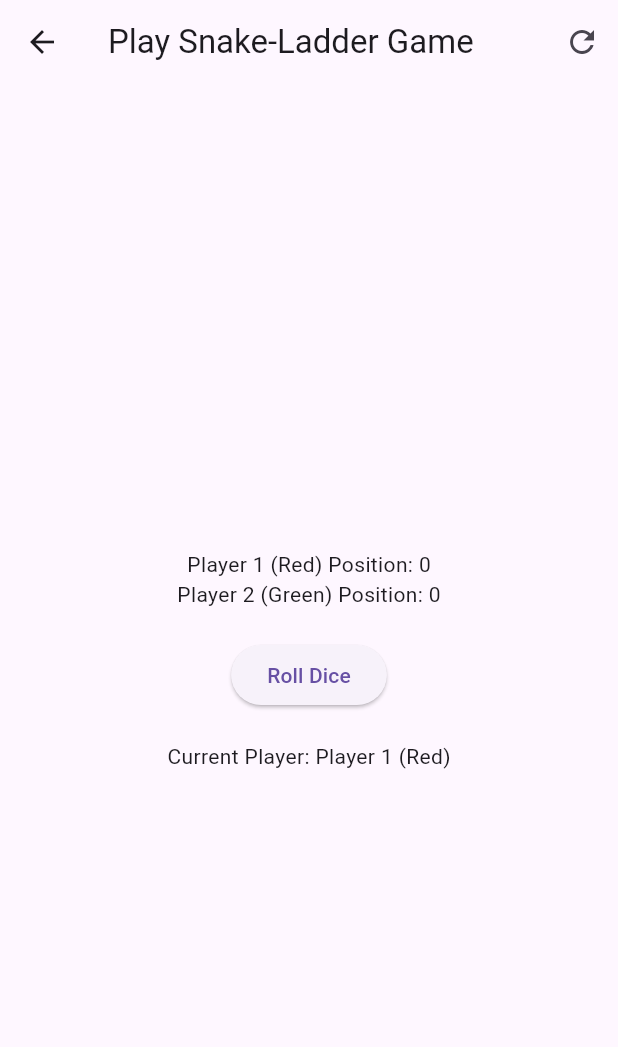
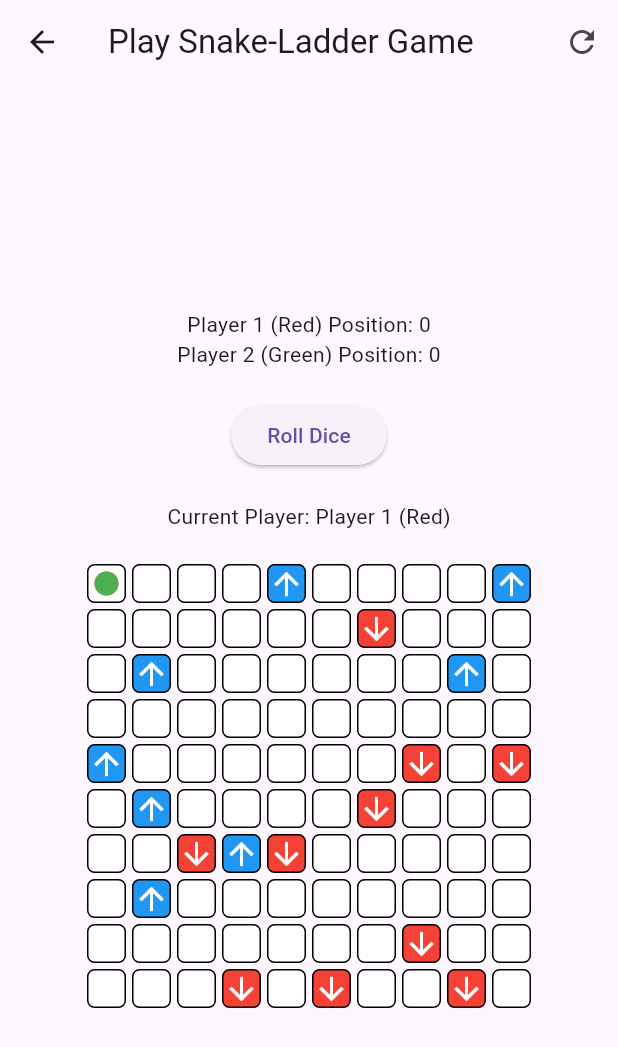
Before and after one commit to Nafis-20/dengue-defenders, a Flutter app: the PlaySnakeGame screen opened directly, on a phone screen of 412 x 824 dp. Shown: the top 1047 px of the screen. Run offline on Flutter 3.47's test engine with Material 3 defaults, Android fonts, the light colour scheme and no system bars; our stand-ins replace cloud_firestore, firebase_auth, firebase_core, firebase_storage, image_picker; accounts and stored records are empty.

Commit message:
Update play_snake_game.dart

```diff
--- a/dengue_def/lib/user/play_snake_game.dart
+++ b/dengue_def/lib/user/play_snake_game.dart
@@ -1,4 +1,3 @@
-// File: lib/user/play_snake_game.dart
 import 'package:flutter/material.dart';
 import 'package:image_picker/image_picker.dart';
 import 'dart:math';
@@ -110,6 +109,72 @@ class _PlaySnakeGameState extends State<PlaySnakeGame> {
     });
   }
 
+  // Create a grid of 100 tiles with ladder and snake visuals
+  Widget buildBoard() {
+    List<Widget> tiles = [];
+    for (int i = 0; i < 100; i++) {
+      bool isPlayer1 = i == player1Position;
+      bool isPlayer2 = i == player2Position;
+      bool isLadder = ladders.contains(i);
+      bool isSnake = snakes.contains(i);
+
+      tiles.add(
+        Container(
+          width: 30,
+          height: 30,
+          margin: EdgeInsets.all(2),
+          decoration: BoxDecoration(
+            color: isLadder
+                ? Colors.blue
+                : isSnake
+                    ? Colors.red
+                    : Colors.white,
+            border: Border.all(color: Colors.black, width: 1),
+            borderRadius: BorderRadius.circular(5),
+          ),
+          child: Stack(
+            alignment: Alignment.center,
+            children: [
+              if (isPlayer1)
+                Positioned(
+                  child: CircleAvatar(
+                    radius: 8,
+                    backgroundColor: Colors.red,
+                  ),
+                ),
+              if (isPlayer2)
+                Positioned(
+                  child: CircleAvatar(
+                    radius: 8,
+                    backgroundColor: Colors.green,
+                  ),
+                ),
+              if (isLadder)
+                Positioned(
+                  child: Icon(Icons.arrow_upward, color: Colors.white),
+                ),
+              if (isSnake)
+                Positioned(
+                  child: Icon(Icons.arrow_downward, color: Colors.white),
+                ),
+            ],
+          ),
+        ),
+      );
+    }
+
+    return GridView.builder(
+      gridDelegate: SliverGridDelegateWithFixedCrossAxisCount(
+        crossAxisCount: 10,
+        childAspectRatio: 1,
+      ),
+      itemCount: 100,
+      itemBuilder: (context, index) {
+        return tiles[index];
+      },
+    );
+  }
+
   @override
   Widget build(BuildContext context) {
     return Scaffold(
@@ -144,6 +209,12 @@ class _PlaySnakeGameState extends State<PlaySnakeGame> {
                   SizedBox(height: 20),
                   Text(
                       'Current Player: ${currentPlayer == 1 ? "Player 1 (Red)" : "Player 2 (Green)"}'),
+                  SizedBox(height: 20),
+                  Container(
+                    height: 300,
+                    width: 300,
+                    child: buildBoard(), // Displaying the board
+                  ),
                 ],
               ),
             if (gameOver)
```
